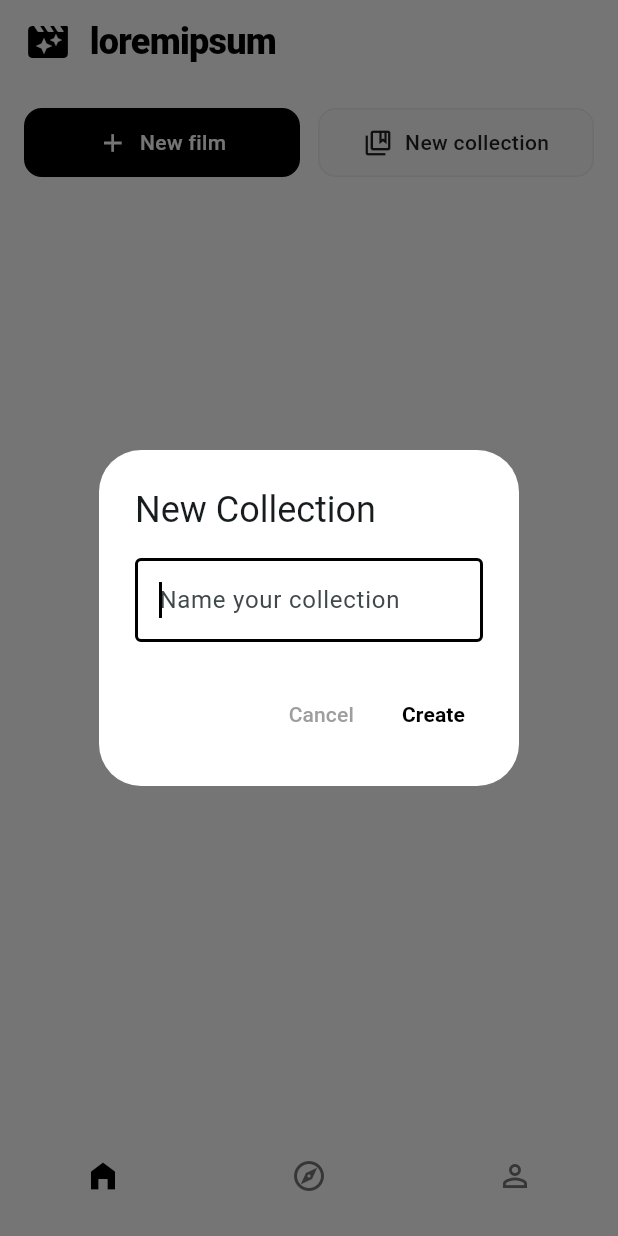
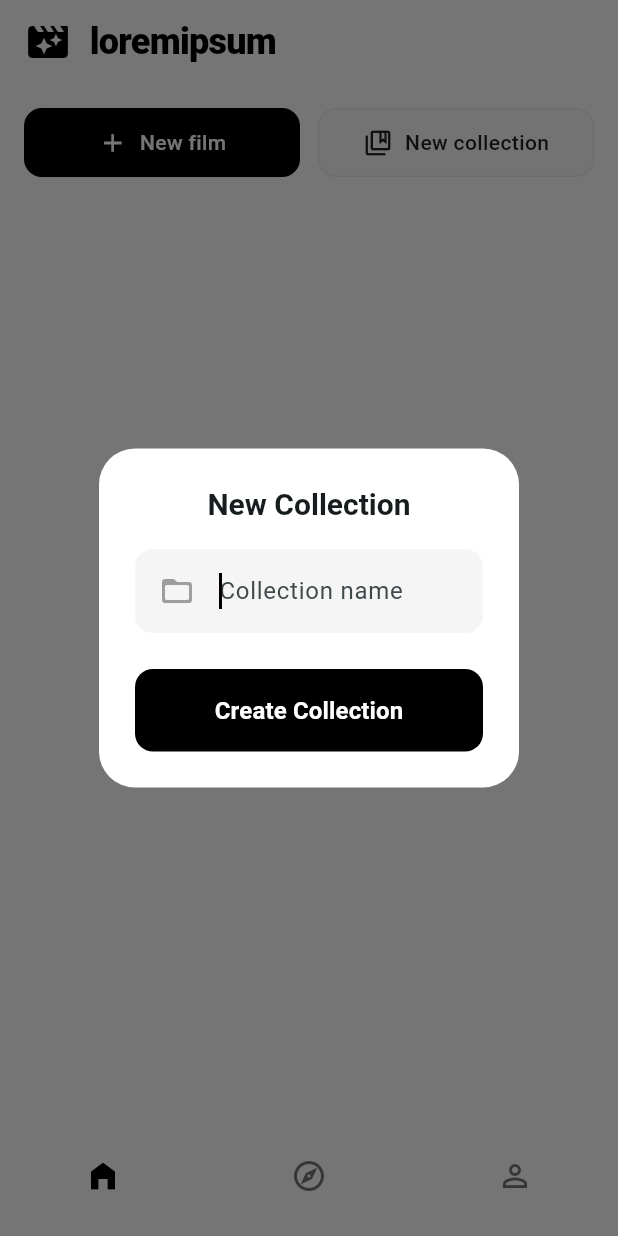
Before and after one commit to jaanque/appdecinejan, a Flutter app: the screen it shows after launch, after a tap on "New collection", on a phone screen of 412 x 824 dp. Run offline on Flutter 3.47's test engine with Material 3 defaults, Android fonts, the phone set to English and light mode, and no system bars; our stand-ins replace flutter_dotenv, shared_preferences, supabase_flutter; accounts and stored records are empty; network calls fail.

Commit message:
Enhance UI: Collection Popup and Movie Long-Press
- Redesigned Collection creation popup with a modern, aesthetic dialog.
- Implemented a 'Focus Mode' for movie long-press: blurs the background and shows a context menu next to the highlighted movie.
- Extracted `MovieCard` widget to handle the new interaction logic.
- Updated Home Screen to use the new components.

```diff
--- a/lib/screens/home_screen.dart
+++ b/lib/screens/home_screen.dart
@@ -11,6 +11,7 @@ import '../services/collection_service.dart';
 import '../services/tmdb_service.dart';
 import 'movie_detail_screen.dart';
 import 'collection_detail_screen.dart';
+import '../widgets/movie_card.dart';
 
 class HomeScreen extends StatefulWidget {
   const HomeScreen({super.key});
@@ -186,21 +187,38 @@ class _HomeScreenState extends State<HomeScreen> {
       builder: (context) {
         return AlertDialog(
           backgroundColor: Colors.white,
-          title: const Text("New Collection"),
-          content: TextField(
+          surfaceTintColor: Colors.transparent,
+          shape: RoundedRectangleBorder(borderRadius: BorderRadius.circular(24)),
+          title: const Center(
+            child: Text(
+              "New Collection",
+              style: TextStyle(fontWeight: FontWeight.bold, fontSize: 20),
+            ),
+          ),
+          content: Column(
+            mainAxisSize: MainAxisSize.min,
+            children: [
+              Container(
+                padding: const EdgeInsets.symmetric(horizontal: 16, vertical: 4),
+                decoration: BoxDecoration(
+                  color: Colors.grey.shade100,
+                  borderRadius: BorderRadius.circular(12),
+                ),
+                child: TextField(
                   controller: nameController,
                   autofocus: true,
+                  style: const TextStyle(fontSize: 16),
                   decoration: const InputDecoration(
-              hintText: 'Name your collection',
-              border: OutlineInputBorder(),
+                    hintText: 'Collection name',
+                    border: InputBorder.none,
+                    icon: Icon(Icons.folder_open_rounded, color: Colors.grey),
                   ),
                 ),
-          actions: [
-            TextButton(
-              onPressed: () => Navigator.pop(context),
-              child: const Text("Cancel", style: TextStyle(color: Colors.grey)),
               ),
-            TextButton(
+              const SizedBox(height: 24),
+              SizedBox(
+                width: double.infinity,
+                child: ElevatedButton(
                   onPressed: () async {
                     final name = nameController.text.trim();
                     if (name.isNotEmpty) {
@@ -213,9 +231,23 @@ class _HomeScreenState extends State<HomeScreen> {
                       }
                     }
                   },
-              child: const Text("Create", style: TextStyle(color: Colors.black, fontWeight: FontWeight.bold)),
+                  style: ElevatedButton.styleFrom(
+                    backgroundColor: Colors.black,
+                    foregroundColor: Colors.white,
+                    elevation: 0,
+                    padding: const EdgeInsets.symmetric(vertical: 16),
+                    shape: RoundedRectangleBorder(
+                      borderRadius: BorderRadius.circular(12),
+                    ),
+                  ),
+                  child: const Text(
+                    "Create Collection",
+                    style: TextStyle(fontSize: 16, fontWeight: FontWeight.bold),
+                  ),
+                ),
               ),
             ],
+          ),
         );
       },
     );
@@ -598,102 +630,9 @@ Analyze the following JSON metadata from a TikTok video: $jsonString. Your goal
                       delegate: SliverChildBuilderDelegate(
                         (context, index) {
                           final movie = _searchHistory[index];
-                          return Container(
-                            decoration: BoxDecoration(
-                              borderRadius: BorderRadius.circular(16),
-                              boxShadow: [
-                                BoxShadow(
-                                  color: Colors.black.withOpacity(0.05),
-                                  blurRadius: 10,
-                                  offset: const Offset(0, 4),
-                                ),
-                              ],
-                            ),
-                            clipBehavior: Clip.antiAlias,
-                            child: GestureDetector(
-                              onTap: () {
-                                Navigator.of(context).push(
-                                  MaterialPageRoute(
-                                    builder: (context) => MovieDetailScreen(movie: movie),
-                                  ),
-                                );
-                              },
-                              onLongPress: () {
-                                _showOptionsDialog(movie);
-                              },
-                              child: Stack(
-                                fit: StackFit.expand,
-                                children: [
-                                  Hero(
-                                    tag: 'movie_poster_${movie.title}',
-                                    child: Image.network(
-                                      movie.posterUrl,
-                                      fit: BoxFit.cover,
-                                      errorBuilder: (ctx, err, stack) => Container(
-                                        color: Colors.grey[200],
-                                        child: const Center(
-                                          child: Icon(Icons.broken_image, color: Colors.grey),
-                                        ),
-                                      ),
-                                    ),
-                                  ),
-                                  // Gradient Overlay
-                                  Positioned(
-                                    bottom: 0,
-                                    left: 0,
-                                    right: 0,
-                                    child: Container(
-                                      padding: const EdgeInsets.symmetric(vertical: 8, horizontal: 8),
-                                      decoration: BoxDecoration(
-                                        gradient: LinearGradient(
-                                          begin: Alignment.bottomCenter,
-                                          end: Alignment.topCenter,
-                                          colors: [
-                                            Colors.black.withOpacity(0.8),
-                                            Colors.transparent,
-                                          ],
-                                        ),
-                                      ),
-                                      child: Text(
-                                        movie.title,
-                                        style: const TextStyle(
-                                          color: Colors.white,
-                                          fontWeight: FontWeight.bold,
-                                          fontSize: 14,
-                                        ),
-                                        maxLines: 2,
-                                        overflow: TextOverflow.ellipsis,
-                                        textAlign: TextAlign.center,
-                                      ),
-                                    ),
-                                  ),
-                                  // More Options Button
-                                  Positioned(
-                                    top: 8,
-                                    right: 8,
-                                    child: Material(
-                                      color: Colors.transparent,
-                                      child: InkWell(
-                                        onTap: () => _showOptionsDialog(movie),
-                                        borderRadius: BorderRadius.circular(20),
-                                        child: Container(
-                                          padding: const EdgeInsets.all(6),
-                                          decoration: BoxDecoration(
-                                            color: Colors.black.withOpacity(0.4),
-                                            shape: BoxShape.circle,
-                                          ),
-                                          child: const Icon(
-                                            Icons.more_horiz_rounded,
-                                            size: 20,
-                                            color: Colors.white,
-                                          ),
-                                        ),
-                                      ),
-                                    ),
-                                  ),
-                                ],
-                              ),
-                            ),
+                          return MovieCard(
+                            movie: movie,
+                            onDelete: () => _deleteMovie(movie),
                           );
                         },
                         childCount: _searchHistory.length,
```
Also changed, not shown: lib/widgets/movie_card.dart (added, +272 -0 lines). Lines whose indentation alone changed are shown as unchanged.
